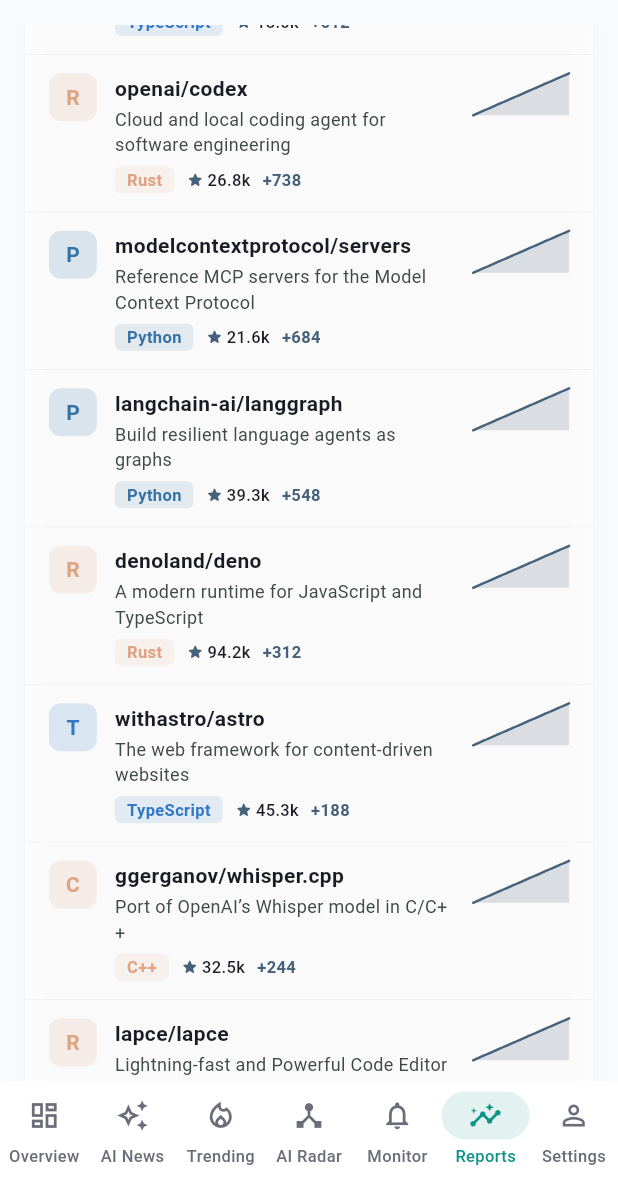
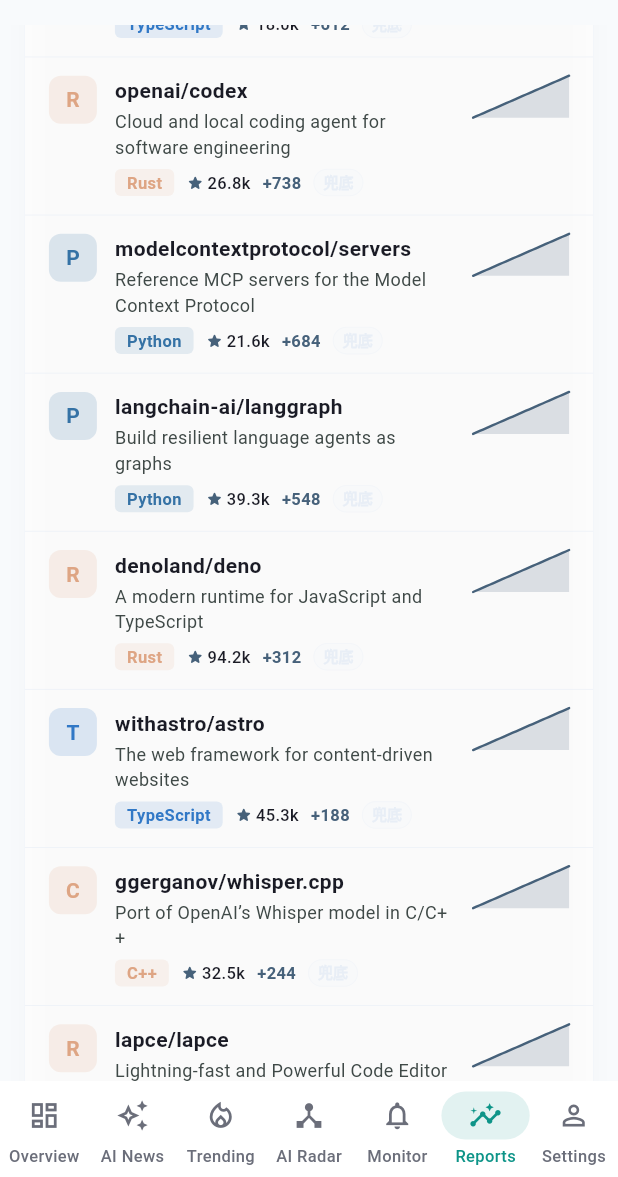
Before and after one commit to XZQ/GitNews, a Flutter app: the screen it shows after launch, item 6 of the bottom bar chosen, scrolled down 1152 dp, on a phone screen of 412 x 824 dp, the part 59-1236 px from its top. Run offline on Flutter 3.47's test engine with Material 3 defaults, Android fonts, the phone set to English and light mode, and no system bars; our stand-ins replace dio, fl_chart, flutter_riverpod, go_router, shared_preferences, sqflite_common_ffi; missing offline and left inert: flutter_inappwebview; accounts and stored records are empty; network calls fail.

Commit message:
Feat(ui): 展示仓库数据口径

```diff
--- a/lib/features/monitor/widgets/monitor_monitored_repos.dart
+++ b/lib/features/monitor/widgets/monitor_monitored_repos.dart
@@ -7,6 +7,7 @@
 import '../../../core/theme/app_spacing.dart';
 import '../../../core/theme/app_typography.dart';
 import '../../../shared/widgets/app_card.dart';
+import '../../../shared/widgets/data_provenance_badge.dart';
 import '../../../shared/widgets/empty_view.dart';
 import '../../../shared/widgets/section_header.dart';
 import '../../../shared/widgets/star_trend_chart.dart';
@@ -112,6 +113,8 @@
                       color: colors.onSurfaceVariant,
                     ),
                   ),
+                  const SizedBox(height: AppSpacing.xs),
+                  DataProvenanceBadge(provenance: repo.trendProvenance),
                 ],
               ),
             ),
--- a/lib/features/repo_detail/presentation/detail/repo_detail_chart.dart
+++ b/lib/features/repo_detail/presentation/detail/repo_detail_chart.dart
@@ -4,6 +4,7 @@
 import '../../../../core/theme/app_colors.dart';
 import '../../../../core/theme/app_spacing.dart';
 import '../../../../shared/widgets/app_card.dart';
+import '../../../../shared/widgets/data_provenance_badge.dart';
 import '../../../../shared/widgets/section_header.dart';
 import '../../../../shared/widgets/star_trend_chart.dart';
 import '../../domain/repo_detail_repository.dart';
@@ -37,6 +38,11 @@
                   subtitle: l10n.tr('repo_detail.section.star_trend.subtitle'),
                 ),
               ),
+              DataProvenanceBadge(
+                provenance: widget.digest.repo.trendProvenance,
+                compact: false,
+              ),
+              const SizedBox(width: AppSpacing.md),
               SegmentedButton<int>(
                 segments: [
                   ButtonSegment(
--- a/lib/features/repo_detail/presentation/detail/repo_detail_header.dart
+++ b/lib/features/repo_detail/presentation/detail/repo_detail_header.dart
@@ -3,6 +3,7 @@
 import '../../../../core/i18n/app_localizations.dart';
 import '../../../../core/theme/app_colors.dart';
 import '../../../../core/theme/app_typography.dart';
+import '../../../../shared/widgets/data_provenance_badge.dart';
 import '../../../../shared/widgets/gradient_hero_header.dart';
 import '../../../../core/domain/repo_entity.dart';
 
@@ -27,6 +28,11 @@
           label: l10n.tr('repo_detail.badge.monitored'),
           color: AppColors.success,
         ),
+        DataProvenanceBadge(
+          provenance: repo.valueProvenance,
+          compact: false,
+          inverse: true,
+        ),
       ],
       trailing: Text(
         repo.description,
--- /dev/null
+++ b/lib/shared/widgets/data_provenance_badge.dart
@@ -0,0 +1,79 @@
+import 'package:flutter/material.dart';
+
+import '../../core/domain/data_provenance.dart';
+import '../../core/theme/app_colors.dart';
+import '../../core/theme/app_radius.dart';
+import '../../core/theme/app_spacing.dart';
+import '../../core/theme/app_typography.dart';
+
+class DataProvenanceBadge extends StatelessWidget {
+  const DataProvenanceBadge({
+    required this.provenance,
+    this.compact = true,
+    this.inverse = false,
+    super.key,
+  });
+
+  final DataProvenance provenance;
+  final bool compact;
+  final bool inverse;
+
+  @override
+  Widget build(BuildContext context) {
+    final color = _color(context);
+    final label = compact ? _shortLabel : provenance.zhLabel;
+    return Tooltip(
+      message: _tooltip,
+      child: Container(
+        padding: EdgeInsets.symmetric(
+          horizontal: compact ? AppSpacing.xs2 : AppSpacing.sm,
+          vertical: AppSpacing.xxs,
+        ),
+        decoration: BoxDecoration(
+          color: inverse
+              ? Colors.white.withValues(alpha: 0.18)
+              : color.withValues(alpha: 0.1),
+          border: Border.all(
+            color: inverse
+                ? Colors.white.withValues(alpha: 0.28)
+                : color.withValues(alpha: 0.28),
+            width: 0.7,
+          ),
+          borderRadius: BorderRadius.circular(AppRadius.pill),
+        ),
+        child: Text(
+          label,
+          style: AppTypography.labelMicro.copyWith(
+            color: inverse ? Colors.white : color,
+            fontWeight: FontWeight.w700,
+            letterSpacing: 0,
+          ),
+        ),
+      ),
+    );
+  }
+
+  String get _shortLabel {
+    return switch (provenance) {
+      DataProvenance.observed => '观测',
+      DataProvenance.estimated => '估算',
+      DataProvenance.localFallback => '兜底',
+    };
+  }
+
+  String get _tooltip {
+    return switch (provenance) {
+      DataProvenance.observed => '来自 GitHub API 或本地跨天快照',
+      DataProvenance.estimated => '根据当前观测值推导,不是完整历史',
+      DataProvenance.localFallback => '远端不可用或首次启动时的本地兜底数据',
+    };
+  }
+
+  Color _color(BuildContext context) {
+    return switch (provenance) {
+      DataProvenance.observed => AppColors.success,
+      DataProvenance.estimated => AppColors.warning,
+      DataProvenance.localFallback => Theme.of(context).colorScheme.outline,
+    };
+  }
+}
--- a/lib/shared/widgets/repo_tile.dart
+++ b/lib/shared/widgets/repo_tile.dart
@@ -5,6 +5,7 @@
 import '../../core/theme/app_spacing.dart';
 import '../../core/theme/app_typography.dart';
 import '../../core/domain/repo_entity.dart';
+import 'data_provenance_badge.dart';
 import 'star_trend_chart.dart';
 
 /// 仓库列表项。
@@ -96,6 +97,8 @@
                           fontWeight: FontWeight.w600,
                         ),
                       ),
+                      const SizedBox(width: AppSpacing.sm),
+                      DataProvenanceBadge(provenance: repo.trendProvenance),
                     ],
                   ),
                 ],
```
Also changed, not shown: 2 other files.
